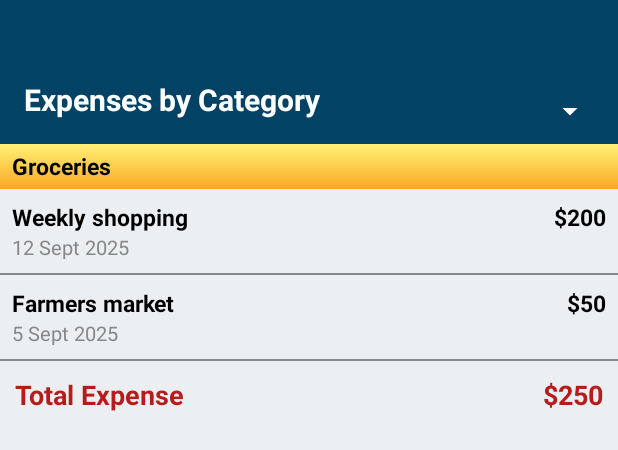
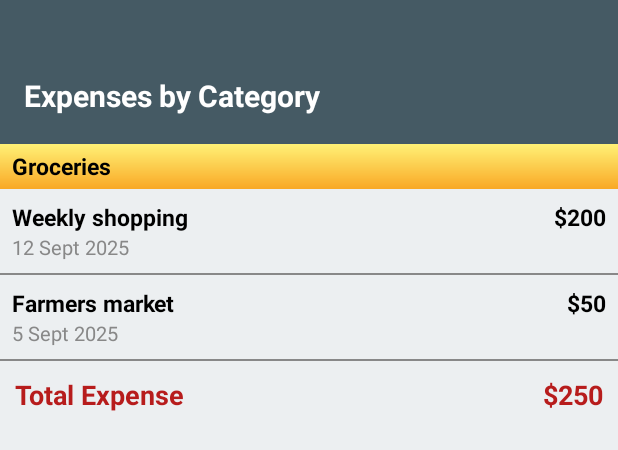
Before and after one commit to PIXEL-PEN/Where-It-Went, an Android app: the layout activity_category_wise_backup.xml on its own in the app's theme, with its tools: preview values and no code run, on a phone screen of 412 x 824 dp. Shown: the top 450 px of the screen. Run offline under Robolectric (Android 15) with nearby library versions, the phone set to English and light mode, and no system bars.

Commit message:
Freeze: current MESSED UP state (spinner + color inconsistencies)

```diff
--- a/app/src/main/res/layout/activity_category_wise_backup.xml
+++ b/app/src/main/res/layout/activity_category_wise_backup.xml
@@ -5,39 +5,17 @@
     android:layout_height="match_parent"
     android:background="#ECEFF1">
 
-    <RelativeLayout
-        android:id="@+id/top_bar_container"
+    <TextView
         android:layout_width="match_parent"
         android:layout_height="96dp"
-        android:background="@color/colorPrimary"
+        android:gravity="center_vertical|start"
         android:paddingStart="16dp"
-        android:paddingEnd="8dp">
-
-        <TextView
-            android:id="@+id/tv_title"
-            android:layout_width="wrap_content"
-            android:layout_height="wrap_content"
-            android:layout_alignParentBottom="true"
-            android:layout_marginBottom="16dp"
-            android:text="Expenses by Category"
-            android:textColor="@android:color/white"
-            android:textSize="20sp"
-            android:textStyle="bold" />
-
-        <Spinner
-            android:id="@+id/spinner_nav"
-            android:layout_width="120dp"
-            android:layout_height="wrap_content"
-            android:layout_alignParentEnd="true"
-            android:layout_alignBottom="@id/tv_title"
-            android:layout_marginBottom="-6dp"
-            android:spinnerMode="dropdown"
-            android:dropDownVerticalOffset="8dp"
-            android:paddingEnd="4dp"
-            android:contentDescription="Navigation menu"
-            android:backgroundTint="@android:color/white" />
-
-    </RelativeLayout>
+        android:paddingTop="32dp"
+        android:text="Expenses by Category"
+        android:textColor="@android:color/white"
+        android:textSize="20sp"
+        android:textStyle="bold"
+        android:background="#455A64" />
 
     <ScrollView
         android:layout_width="match_parent"
--- a/app/src/main/res/layout/activity_settings.xml
+++ b/app/src/main/res/layout/activity_settings.xml
@@ -11,18 +11,16 @@
 
         <!-- Top bar (unchanged for consistency) -->
         <TextView
-            android:id="@+id/top_bar"
             android:layout_width="match_parent"
             android:layout_height="96dp"
             android:gravity="center_vertical|start"
             android:paddingStart="16dp"
             android:paddingTop="32dp"
+            android:text="Settings"
             android:textColor="@android:color/white"
-            android:text="Settings"
             android:textSize="20sp"
             android:textStyle="bold"
-            android:background="@color/colorPrimary" />
-
+            android:background="#455A64" />
 
         <!-- Select Currency -->
         <TextView
--- /dev/null
+++ b/app/src/main/res/values/ids.xml
@@ -0,0 +1,2 @@
+<?xml version="1.0" encoding="utf-8"?>
+<resources></resources>
```
Also changed, not shown: app/build.gradle (+3 -6 lines), app/src/main/res/layout/activity_category_wise.xml (+4 -9 lines), app/src/main/res/layout/activity_date_wise.xml (+5 -6 lines), app/src/main/res/layout/activity_month_wise.xml (+4 -6 lines), app/src/main/res/layout/activity_view_all.xml (+5 -6 lines).
